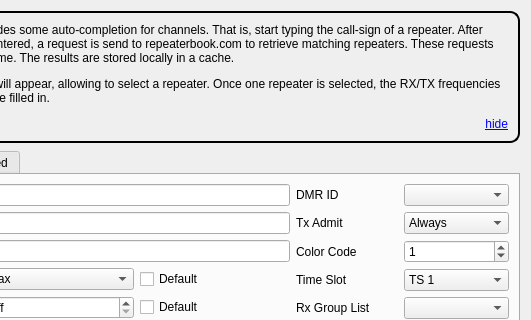
The window that src/digitalchanneldialog.ui (hmatuschek/qdmr) describes before a commit, drawn with Qt 5; both pictures show x 120 to 651 and y 0 to 320 of the 651 by 487 pixel window.
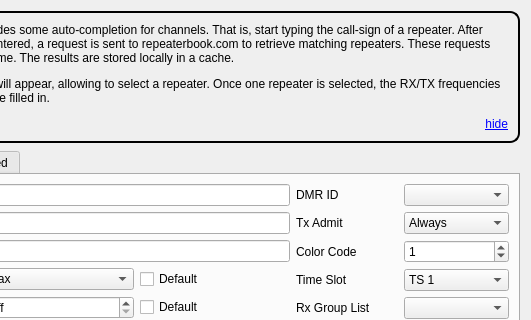
The same window after the commit. Custom widgets are drawn as their Qt base class.

What changed in the file:
```diff
--- a/src/digitalchanneldialog.ui
+++ b/src/digitalchanneldialog.ui
@@ -20,7 +20,7 @@
       <string notr="true">padding:10px;border: 2px solid black; border-radius: 10px;</string>
      </property>
      <property name="text">
-      <string>&lt;html&gt;&lt;head/&gt;&lt;body&gt;&lt;p&gt;&lt;span style=&quot; font-weight:600;&quot;&gt;Note:&lt;/span&gt; qdmr provides some auto-completion for channels. That is, start typing the call-sign of a repeater. After three chars are entered, a request is send to repeaterbook.com to retrieve matching repeaters. These requests may take some time. The results are stored locally in a cache.&lt;/p&gt;&lt;p&gt;A drop-down list will appear, allowing to select a repeater. Once one repeater is selected, the RX/TX frequencies and color-code are filled in.&lt;/p&gt;&lt;p align=&quot;right&quot;&gt;&lt;a href=&quot;#hide&quot;&gt;&lt;span style=&quot; text-decoration: underline; color:#0000ff;&quot;&gt;hide&lt;/span&gt;&lt;/a&gt;&lt;/p&gt;&lt;/body&gt;&lt;/html&gt;</string>
+      <string>&lt;html&gt;&lt;head/&gt;&lt;body&gt;&lt;p&gt;&lt;span style=&quot; font-weight:600;&quot;&gt;Note:&lt;/span&gt; qdmr provides some auto-completion for channels. That is, start typing the call-sign of a repeater. After three chars are entered, a request is sent to repeaterbook.com to retrieve matching repeaters. These requests may take some time. The results are stored locally in a cache.&lt;/p&gt;&lt;p&gt;A drop-down list will appear, allowing to select a repeater. Once one repeater is selected, the RX/TX frequencies and color-code are filled in.&lt;/p&gt;&lt;p align=&quot;right&quot;&gt;&lt;a href=&quot;#hide&quot;&gt;&lt;span style=&quot; text-decoration: underline; color:#0000ff;&quot;&gt;hide&lt;/span&gt;&lt;/a&gt;&lt;/p&gt;&lt;/body&gt;&lt;/html&gt;</string>
      </property>
      <property name="textFormat">
       <enum>Qt::RichText</enum>
```
